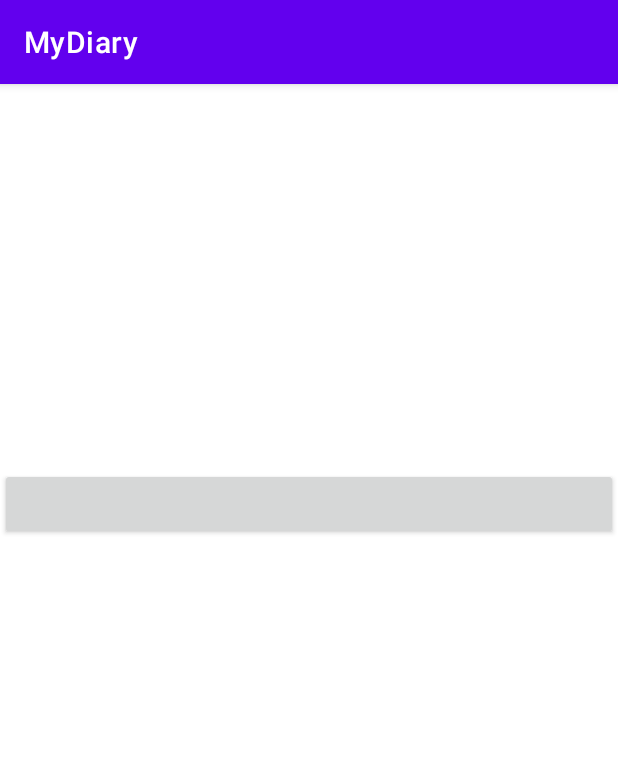
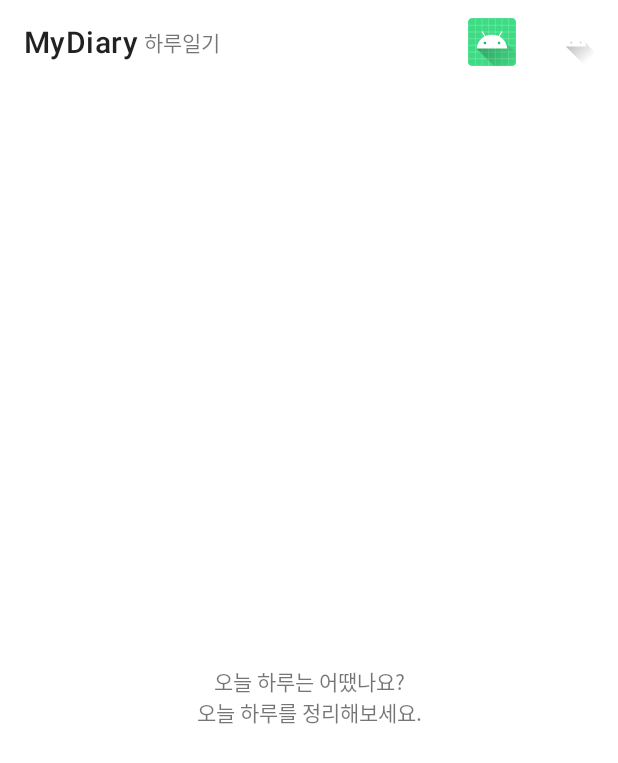
Before and after one commit to hrlee0424/MyDiary, an Android app: the screen it shows after launch (MainActivity), on a phone screen of 412 x 824 dp. Shown: the top 763 px of the screen. Run offline under Robolectric (Android 15) with nearby library versions, the phone set to English and light mode, and no system bars; our stand-ins replace Room's generated code.

```diff
--- a/app/src/main/java/polarbear/mydiary/DiaryDao.kt
+++ b/app/src/main/java/polarbear/mydiary/DiaryDao.kt
@@ -22,8 +22,9 @@ interface DiaryDAO : BaseDao<WriteEntity>{
     fun selectAll(): Single<List<WriteEntity>>
     @Query("SELECT * FROM WriteDiary")
     fun getAll() : List<WriteEntity>
-    @Query("DELETE FROM WriteDiary WHERE id = :id")
-    fun delete(id : String)
+    @Query("DELETE FROM WriteDiary") //// WHERE id = :id"
+//    fun delete(id : Long)
+    fun delete()
     @Insert()
     fun insertAll(vararg WriteDiary : WriteEntity)
 }
--- a/app/src/main/java/polarbear/mydiary/MainActivity.kt
+++ b/app/src/main/java/polarbear/mydiary/MainActivity.kt
@@ -1,36 +1,89 @@
 package polarbear.mydiary
 
+import android.content.Intent
 import androidx.appcompat.app.AppCompatActivity
 import android.os.Bundle
 import android.util.Log
+import android.view.Menu
+import android.view.MenuItem
+import android.view.View
 import android.widget.Button
+import android.widget.LinearLayout
+import android.widget.TextView
+import androidx.appcompat.widget.Toolbar
+import androidx.core.view.get
+import androidx.core.view.size
+import androidx.recyclerview.widget.LinearLayoutManager
 import androidx.recyclerview.widget.RecyclerView
 
 class MainActivity : AppCompatActivity() {
     val TAG = "MainActivity"
     var db : AppDatabase? = null
     var readList = mutableListOf<WriteEntity>()
+    var adapter: MainListAdapter?=null
 
     override fun onCreate(savedInstanceState: Bundle?) {
         setContentView(R.layout.activity_main)
         super.onCreate(savedInstanceState)
 
+        val toolBar : Toolbar = findViewById(R.id.toolBar)
+        setSupportActionBar(toolBar)
+
         //db 초기화
         db = AppDatabase.getInstance(this)
-        val btnInsert : Button = findViewById(R.id.btnInsert)
+//        val btnInsert : Button = findViewById(R.id.btnInsert)
         val listView : RecyclerView = findViewById(R.id.listView)
+        val emptyText : TextView = findViewById(R.id.emptyText)
 
-//        이전에 저장한 내용 불러와 추가하기
+
+        listView.layoutManager = LinearLayoutManager(this)
+        listView.setHasFixedSize(true)
+        adapter = MainListAdapter(readList,this)
+        listView.adapter = adapter
+
+//        이전에 저장한 내용 불러와 추가
         val savedContents = db!!.diaryDao().getAll()
         if (savedContents.isNotEmpty()){
             readList.addAll(savedContents)
-            Log.i(TAG, "onCreate: " + readList.get(0))
+            Log.i(TAG, "onCreate: 1111111 " + listView.size)
+            emptyText.visibility = View.GONE
+            listView.visibility = View.VISIBLE
+        }else{
+            emptyText.visibility = View.VISIBLE
+            listView.visibility = View.GONE
         }
 
-        btnInsert.setOnClickListener {
-            val content = WriteEntity(1,"2020-05-04", "오늘하루는?", "어땠나요?", "할일", "202005041526")
-            db?.diaryDao()?.insertAll(content)
+        //insert
+//        btnInsert.setOnClickListener {
+////            val content = WriteEntity("2020-05-04", "오늘하루는?", "어땠나요?", "할일", "202005041526")
+////            db!!.diaryDao().insertAll(content)
+//            db?.diaryDao()?.delete()
+//            adapter!!.notifyDataSetChanged()
+//        }
+    }
 
+    override fun onCreateOptionsMenu(menu: Menu?): Boolean {
+//        return super.onCreateOptionsMenu(menu)
+        val menuInflater = menuInflater
+        menuInflater.inflate(R.menu.menu, menu)
+        return true
+    }
+
+    override fun onOptionsItemSelected(item: MenuItem): Boolean {
+        when(item.itemId){
+            R.id.write -> {
+                val writeIntent = Intent(this, WriteActivity::class.java)
+                startActivity(writeIntent)
+                return true
+            }
+            R.id.search -> {
+                val writeIntent = Intent(this, WriteActivity::class.java)
+                startActivity(writeIntent)
+                return true
+            }
+            else -> {
+                return super.onOptionsItemSelected(item)
+            }
         }
     }
 }
--- a/app/src/main/res/layout/activity_main.xml
+++ b/app/src/main/res/layout/activity_main.xml
@@ -8,20 +8,35 @@
     tools:context=".MainActivity">
 
     <androidx.appcompat.widget.Toolbar
+        android:id="@+id/toolBar"
         android:layout_width="match_parent"
         android:layout_height="wrap_content">
 
+    <TextView
+        android:layout_width="wrap_content"
+        android:layout_height="match_parent"
+        android:text="하루일기"/>
 
     </androidx.appcompat.widget.Toolbar>
 
     <androidx.recyclerview.widget.RecyclerView
         android:id="@+id/listView"
         android:layout_width="match_parent"
-        android:layout_height="150dp"
+        android:layout_height="match_parent"
         android:layout_marginTop="50dp"/>
 
-    <Button
+    <TextView
+        android:id="@+id/emptyText"
+        android:layout_width="match_parent"
+        android:layout_height="match_parent"
+        android:gravity="center"
+        android:layout_marginTop="50dp"
+        android:visibility="gone"
+        android:text="오늘 하루는 어땠나요?\n오늘 하루를 정리해보세요."/>
+
+    <!--<Button
         android:id="@+id/btnInsert"
         android:layout_width="match_parent"
-        android:layout_height="wrap_content"/>
+        android:layout_height="wrap_content"/>-->
+
 </LinearLayout>
--- /dev/null
+++ b/app/src/main/res/menu/menu.xml
@@ -0,0 +1,16 @@
+<?xml version="1.0" encoding="utf-8"?>
+<menu xmlns:android="http://schemas.android.com/apk/res/android"
+    xmlns:app="http://schemas.android.com/apk/res-auto">
+    <item
+        android:id="@+id/write"
+        android:icon="@mipmap/ic_launcher"
+        app:showAsAction="always"
+        android:title="글쓰기"/>
+
+    <item
+        android:id="@+id/search"
+        android:icon="@drawable/ic_launcher_foreground"
+        app:showAsAction="always"
+        android:title="검색"/>
+
+</menu>
--- a/app/src/main/res/values-night/themes.xml
+++ b/app/src/main/res/values-night/themes.xml
@@ -1,6 +1,6 @@
 <resources xmlns:tools="http://schemas.android.com/tools">
     <!-- Base application theme. -->
-    <style name="Theme.MyDiary" parent="Theme.MaterialComponents.DayNight.DarkActionBar">
+    <style name="Theme.MyDiary" parent="Theme.MaterialComponents.DayNight.NoActionBar">
         <!-- Primary brand color. -->
         <item name="colorPrimary">@color/purple_200</item>
         <item name="colorPrimaryVariant">@color/purple_700</item>
--- a/app/src/main/res/values/themes.xml
+++ b/app/src/main/res/values/themes.xml
@@ -1,6 +1,6 @@
 <resources xmlns:tools="http://schemas.android.com/tools">
     <!-- Base application theme. -->
-    <style name="Theme.MyDiary" parent="Theme.MaterialComponents.DayNight.DarkActionBar">
+    <style name="Theme.MyDiary" parent="Theme.MaterialComponents.Light.NoActionBar">
         <!-- Primary brand color. -->
         <item name="colorPrimary">@color/purple_500</item>
         <item name="colorPrimaryVariant">@color/purple_700</item>
```
Also changed, not shown: app/src/main/java/polarbear/mydiary/MainListAdapter.kt (added, +38 -0 lines), app/src/main/java/polarbear/mydiary/WriteActivity.kt (+11 -2 lines), app/src/main/java/polarbear/mydiary/WriteEntity.kt (+5 -2 lines), app/src/main/res/layout/list_item.xml (added, +22 -0 lines).
